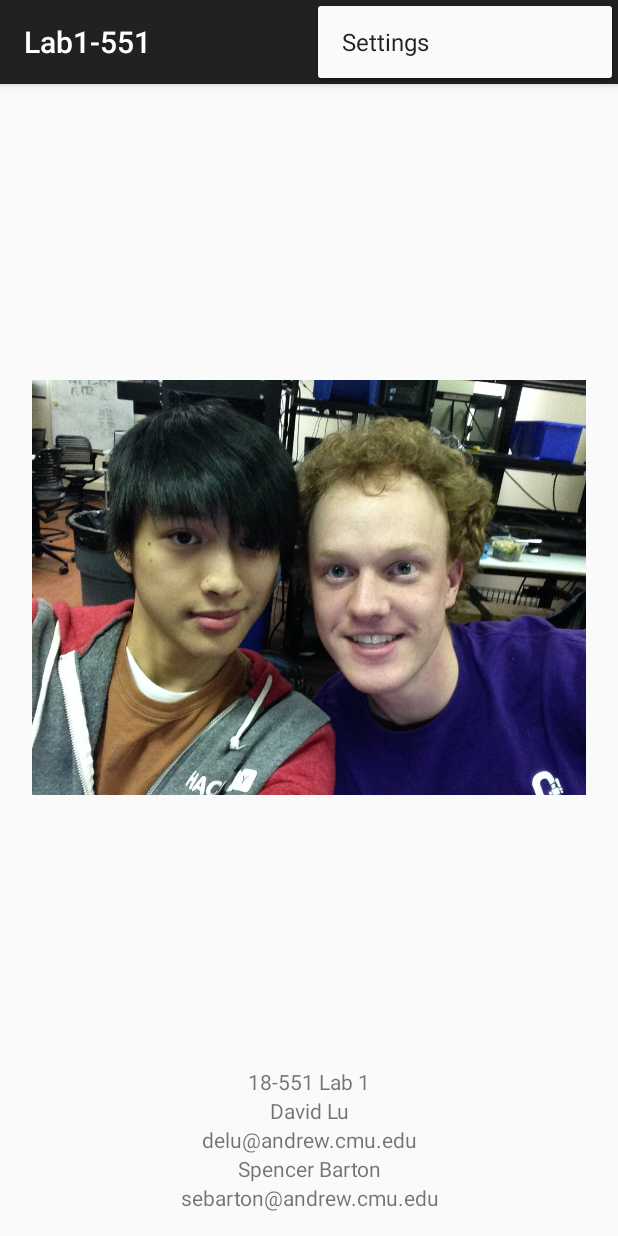
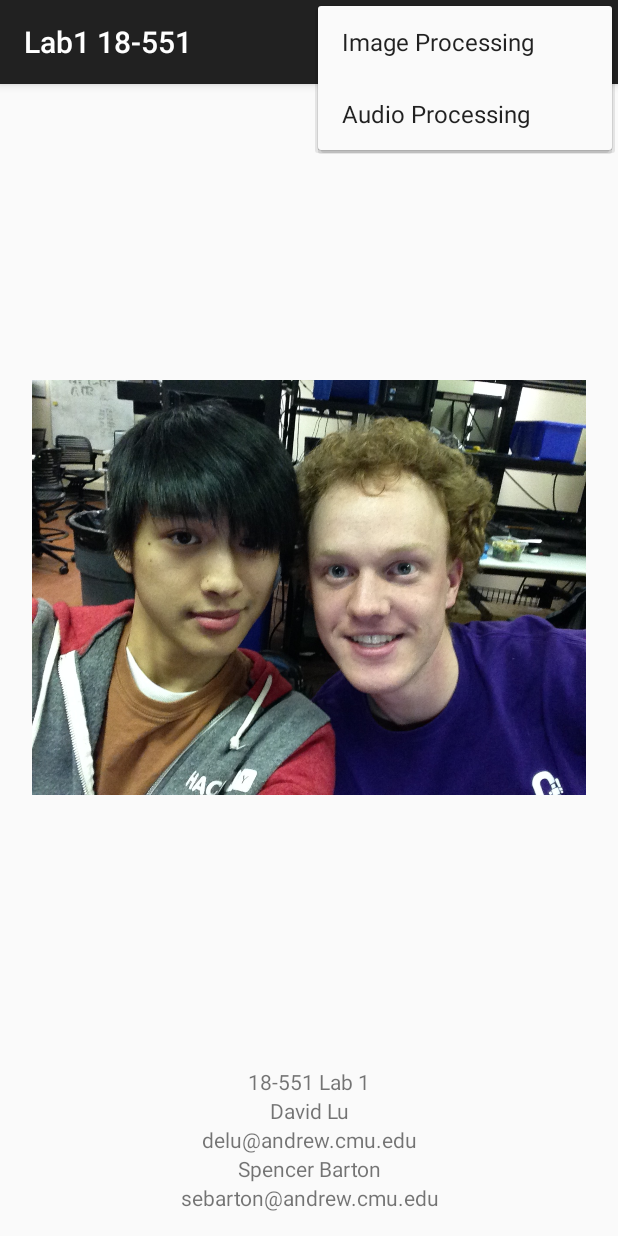
Before and after one commit to sbarton272/Lab1-551, an Android app: the screen it shows after launch (MainActivity), with the options menu open, on a phone screen of 412 x 824 dp. Run offline under Robolectric (Android 15) with nearby library versions, the phone set to English and light mode, and no system bars.

Commit message:
Added menu options

```diff
--- a/app/src/main/res/menu/menu_main.xml
+++ b/app/src/main/res/menu/menu_main.xml
@@ -1,6 +1,10 @@
 <menu xmlns:android="http://schemas.android.com/apk/res/android"
     xmlns:app="http://schemas.android.com/apk/res-auto"
     xmlns:tools="http://schemas.android.com/tools" tools:context=".MainActivity">
-    <item android:id="@+id/action_settings" android:title="@string/action_settings"
+
+    <item android:id="@+id/action_image" android:title="@string/action_image"
         android:orderInCategory="100" app:showAsAction="never" />
+    <item android:id="@+id/action_audio" android:title="@string/action_audio"
+        android:orderInCategory="100" app:showAsAction="never" />
+
 </menu>
--- a/app/src/main/res/values/strings.xml
+++ b/app/src/main/res/values/strings.xml
@@ -1,12 +1,14 @@
 <?xml version="1.0" encoding="utf-8"?>
 <resources>
 
-    <string name="app_name">Lab1-551</string>
+    <string name="app_name">Lab1 18-551</string>
     <string name="lab_name">18-551 Lab 1</string>
     <string name="student1">David Lu</string>
     <string name="student1_email">delu@andrew.cmu.edu</string>
     <string name="student2">Spencer Barton</string>
     <string name="student2_email">sebarton@andrew.cmu.edu</string>
-    <string name="action_settings">Settings</string>
+
+    <string name="action_audio">Audio Processing</string>
+    <string name="action_image">Image Processing</string>
 
 </resources>
```
Also changed, not shown: app/src/main/java/com/spencerbarton/lab1_551/MainActivity.java (+8 -1 lines).
